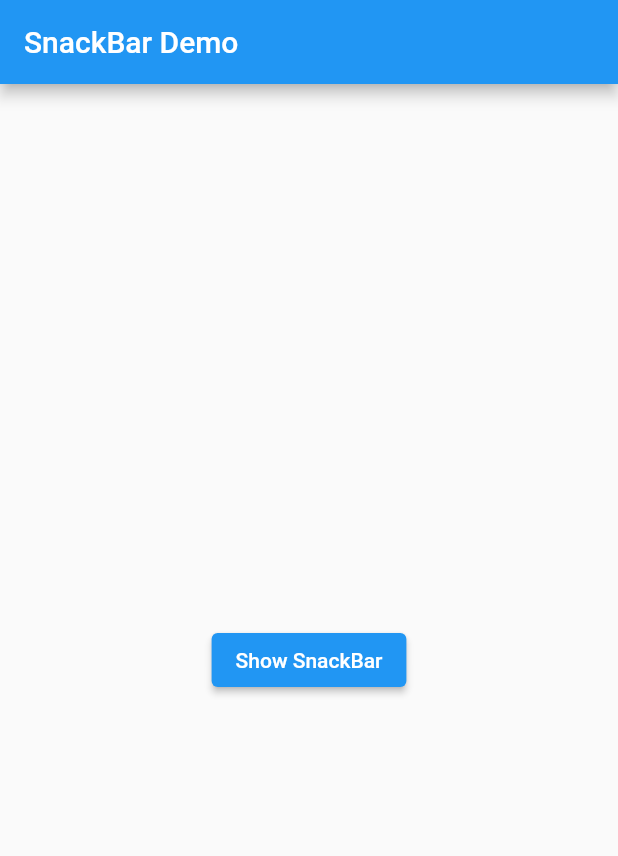
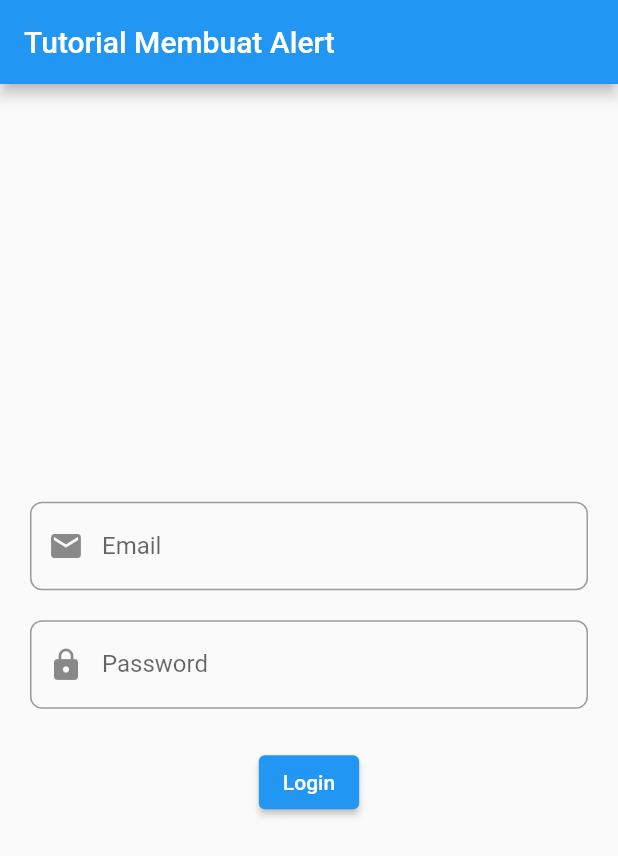
Before and after one commit to gebrielyuda/4312111028_gebrielyudanuarta, a Flutter app: the screen it shows after launch, on a phone screen of 412 x 824 dp. Shown: the top 856 px of the screen. Run offline on Flutter 3.47's test engine with Material 2 defaults, Android fonts, the light colour scheme and no system bars.

Commit message:
Latihan Alert

```diff
--- a/lib/main.dart
+++ b/lib/main.dart
@@ -1,39 +1,98 @@
 import 'package:flutter/material.dart';
-void main() => runApp(const SnackBarDemo());
-class SnackBarDemo extends StatelessWidget {
- const SnackBarDemo({super.key});
+void main() => runApp(MyApp());
+class MyApp extends StatelessWidget {
  @override
  Widget build(BuildContext context) {
  return MaterialApp(
- title: 'SnackBar Demo',
+ debugShowCheckedModeBanner: false,
  home: Scaffold(
- appBar: AppBar(
- title: const Text('SnackBar Demo'),
- ),
- body: const SnackBarPage(),
+ appBar: AppBar(title: Text("Tutorial Membuat Alert")),
+ body: LoginPage(),
  ),
  );
  }
 }
-class SnackBarPage extends StatelessWidget {
- const SnackBarPage({super.key});
+
+class LoginPage extends StatefulWidget {
+ @override
+ _LoginPageState createState() => _LoginPageState();
+}
+class _LoginPageState extends State<LoginPage> {
+ TextEditingController _emailController = TextEditingController();
+ TextEditingController _passwordController = TextEditingController();
  @override
  Widget build(BuildContext context) {
  return Center(
- child: ElevatedButton(
- onPressed: () {
- final snackBar = SnackBar(
- content: const Text('Yay! A SnackBar!'),
- action: SnackBarAction(
- label: 'Undo',
- onPressed: () {
- },
+ child: Padding(
+ padding: const EdgeInsets.all(20),
+ child: Column(
+ mainAxisAlignment: MainAxisAlignment.center,
+ children: [
+ TextFormField(
+ controller: _emailController,
+ maxLines: 1,
+ keyboardType: TextInputType.emailAddress,
+ decoration: InputDecoration(
+ labelText: "Email",
+ hintText: "Masukkan Email",
+ prefixIcon: Icon(Icons.mail),
+ border: OutlineInputBorder(
+ borderRadius: BorderRadius.circular(8.0),
  ),
- );
- ScaffoldMessenger.of(context).showSnackBar(snackBar);
- },
- child: const Text('Show SnackBar'),
+ ),
+ ),
+ SizedBox(height: 20),
+ TextFormField(
+ controller: _passwordController,
+ maxLines: 1,
+ keyboardType: TextInputType.visiblePassword,
+ decoration: InputDecoration(
+ labelText: "Password",
+ hintText: "Masukkan Password",
+ prefixIcon: Icon(Icons.lock),
+ border: OutlineInputBorder(
+ borderRadius: BorderRadius.circular(8.0),
+ ),
+ ),
+ ),
+ SizedBox(height: 25),
+ ElevatedButton(
+ onPressed: () => submit(
+ context,
+ _emailController.text,
+ _passwordController.text,
+ ),
+ child: Text("Login"),
+ )
+ ],
+ ),
  ),
  );
  }
+
+void submit(BuildContext context, String email, String password) {
+ if (email.isEmpty || password.isEmpty) {
+ final snackBar = SnackBar(
+ duration: const Duration(seconds: 5),
+ content: Text("Email dan password harus diisi"),
+ backgroundColor: Colors.red,
+ );
+ ScaffoldMessenger.of(context).showSnackBar(snackBar);
+ return;
+ }
+ AlertDialog alert = AlertDialog(
+ title: Text("Login Berhasil"),
+ content: Container(
+ child: Text("Selamat Anda Berhasil login"),
+ ),
+ actions: [
+ TextButton(
+ child: Text('Ok'),
+ onPressed: () => Navigator.of(context).pop(),
+ ),
+ ],
+ );
+ showDialog(context: context, builder: (context) => alert);
+ return;
+ }
 }
```
